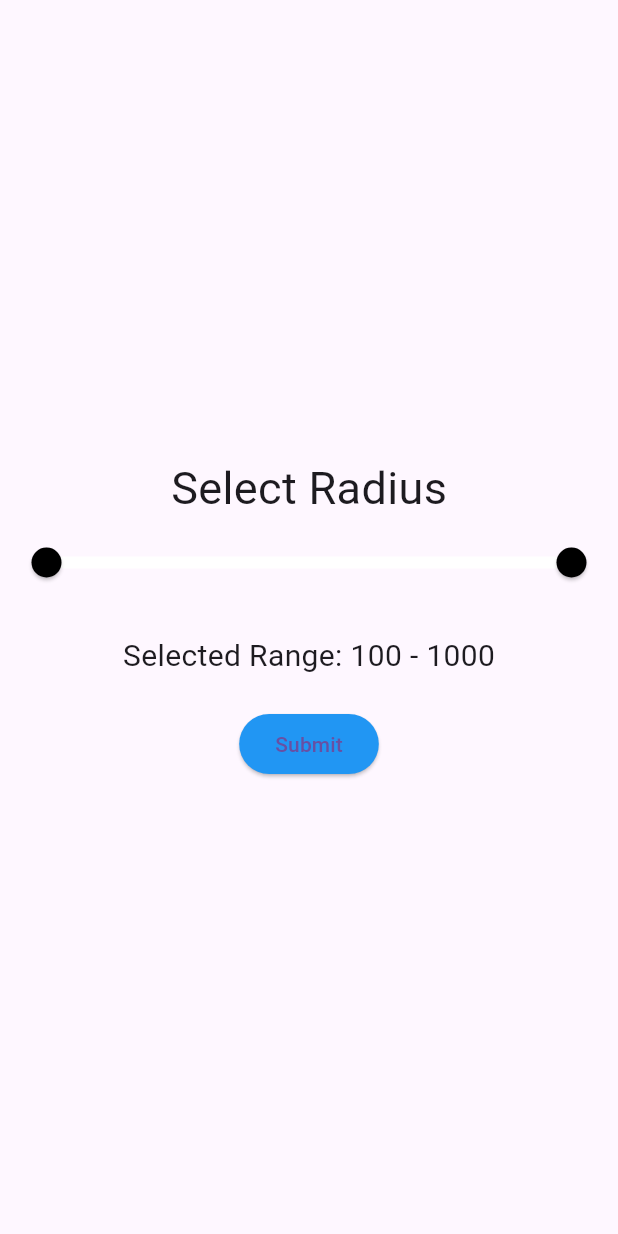
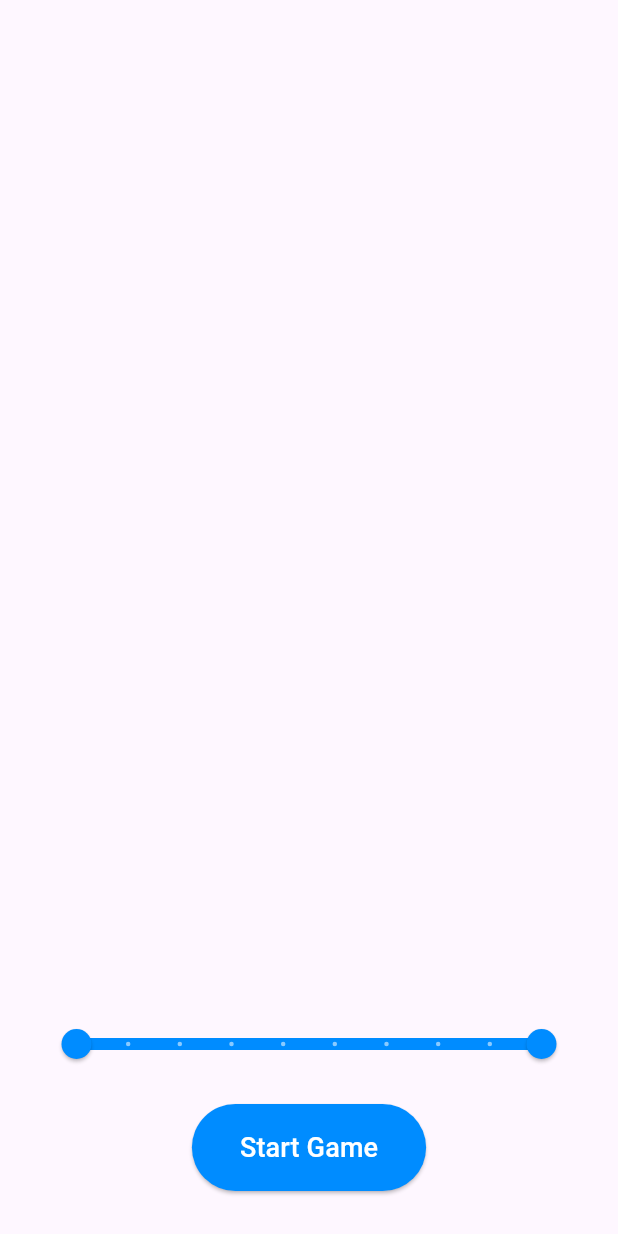
Before and after one commit to SerbanTudor-Fechete/GeoChaser, a Flutter app: the screen it shows after launch, item 2 of the bottom bar chosen, after a tap on "Start Game", on a phone screen of 412 x 824 dp. Run offline on Flutter 3.47's test engine with Material 3 defaults, Android fonts, the phone set to English and light mode, and no system bars; our stand-ins replace chewie, video_player.

Commit message:
added the dependencies for the maps + modified radius & home screen

```diff
--- a/ui/lib/views/home_screen.dart
+++ b/ui/lib/views/home_screen.dart
@@ -7,18 +7,17 @@ class HomeScreen extends StatefulWidget {
   State<HomeScreen> createState() => _HomeScreenState();
 }
 
-class _HomeScreenState extends State<HomeScreen> with AutomaticKeepAliveClientMixin {
+class _HomeScreenState extends State<HomeScreen>  {
 
   @override
   Widget build(BuildContext context) {
-    super.build(context);
     return Stack(
       alignment: Alignment.center,
       children: [
         Container(
           decoration: const BoxDecoration(
             image: DecorationImage(
-              image: AssetImage("assets/planet.png"),
+              image: AssetImage("assets/planets0.png"),
               fit: BoxFit.contain,
             ),
           ),
@@ -48,7 +47,4 @@ class _HomeScreenState extends State<HomeScreen> with AutomaticKeepAliveClientMi
       ],
     );
   }
-
-  @override
-  bool get wantKeepAlive => true;
 }
--- a/ui/lib/views/radius_screen.dart
+++ b/ui/lib/views/radius_screen.dart
@@ -14,23 +14,22 @@ class _RadiusScreenState extends State<RadiusScreen> {
   @override
   Widget build(BuildContext context) {
     return Scaffold(
-      body: Center(
-        child: Column(
-          mainAxisAlignment: MainAxisAlignment.center,
+      body: Stack(
+        alignment: Alignment.center,
         children: <Widget>[
-            const Text(
-              'Select Radius',
-              style: TextStyle(fontSize: 30),
-            ),
-            SliderTheme(
+          Positioned(
+            bottom: 100,
+            left: 20,
+            right: 20,
+            child: SliderTheme(
               data: const SliderThemeData(
-                activeTrackColor: Color.fromARGB(255, 255, 255, 255),
-                inactiveTrackColor: Color.fromARGB(255, 0, 0, 0),
+                activeTrackColor: Color.fromARGB(255, 0, 140, 255),
+                inactiveTrackColor: Color.fromARGB(255, 200, 200, 200),
                 trackShape: RectangularSliderTrackShape(),
                 trackHeight: 6.0,
-                thumbColor: Color.fromARGB(255, 0, 0, 0),
+                thumbColor: Color.fromARGB(255, 0, 140, 255),
                 thumbShape: RoundSliderThumbShape(enabledThumbRadius: 12.0),
-                overlayColor: Color.fromARGB(255, 255, 255, 255),
+                overlayColor: Color.fromARGB(50, 0, 140, 255),
                 overlayShape: RoundSliderOverlayShape(overlayRadius: 28.0),
               ),
               child: RangeSlider(
@@ -45,15 +44,13 @@ class _RadiusScreenState extends State<RadiusScreen> {
                 },
               ),
             ),
-                  const SizedBox(height: 20),
-                  Text(
-                    'Selected Range: ${selectedRange.start.round()} - ${selectedRange.end.round()}',
-                    style: const TextStyle(fontSize: 20),
           ),
-                  const SizedBox(height: 20),
-                  ElevatedButton(
+          Positioned(
+            bottom: 30,
+            child: ElevatedButton(
               style: ElevatedButton.styleFrom(
-                      backgroundColor: Colors.blue, // Background color
+                backgroundColor: const Color.fromARGB(255, 0, 140, 255), // Background color
+                padding: const EdgeInsets.symmetric(horizontal: 32, vertical: 16),
               ),
               onPressed: () {
                 Navigator.push(
@@ -63,10 +60,16 @@ class _RadiusScreenState extends State<RadiusScreen> {
                   ),
                 );
               },
-                    child: const Text('Submit'),
+              child: const Text(
+                'Start Game',
+                style: TextStyle(
+                  color: Colors.white,
+                  fontSize: 18,
+                ),
+              ),
+            ),
           ),
         ],
-              ),
       ),
     );
   }
--- a/ui/pubspec.yaml
+++ b/ui/pubspec.yaml
@@ -37,6 +37,7 @@ dependencies:
   cupertino_icons: ^1.0.8
   chewie: ^1.10.0
   video_player: ^2.9.3
+  google_maps_flutter: ^2.5.3
 
 dev_dependencies:
   flutter_test:
@@ -47,7 +48,7 @@ dev_dependencies:
   # activated in the `analysis_options.yaml` file located at the root of your
   # package. See that file for information about deactivating specific lint
   # rules and activating additional ones.
-  flutter_lints: ^4.0.0
+  flutter_lints: ^5.0.0
 
 # For information on the generic Dart part of this file, see the
 # following page: https://dart.dev/tools/pub/pubspec
@@ -62,8 +63,8 @@ flutter:
 
   # To add assets to your application, add an assets section, like this:
   assets:
-    - assets/planet.png
     - assets/starsBackground.jpg
+    - assets/planets0.png
     - assets/planets1.png
     - assets/planets2.png
 
```
Also changed, not shown: ui/lib/controllers/mini_map_logic.dart (+15 -0 lines), ui/lib/controllers/street_view_logic.dart (+14 -0 lines), ui/lib/models/loading_screen_model.dart (+19 -0 lines), ui/assets/planets0.png (added), ui/lib/controllers/solar_system_animation.dart (line endings or trailing spaces), ui/pubspec.lock, 128 other files. Lines whose indentation alone changed are shown as unchanged.
